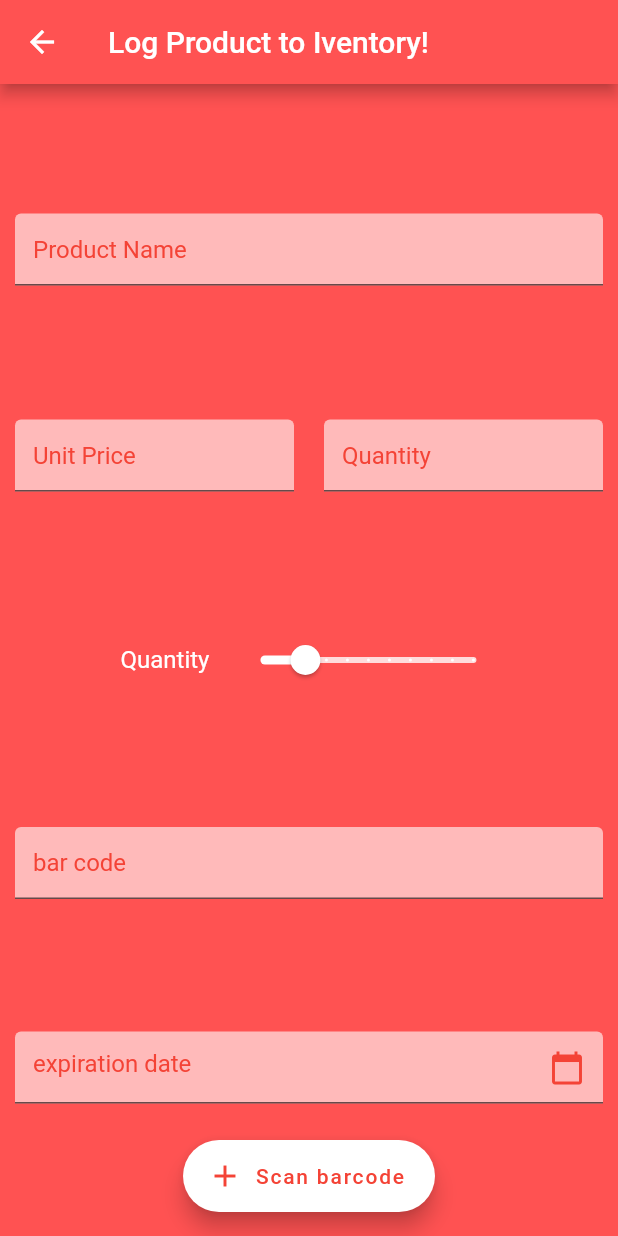
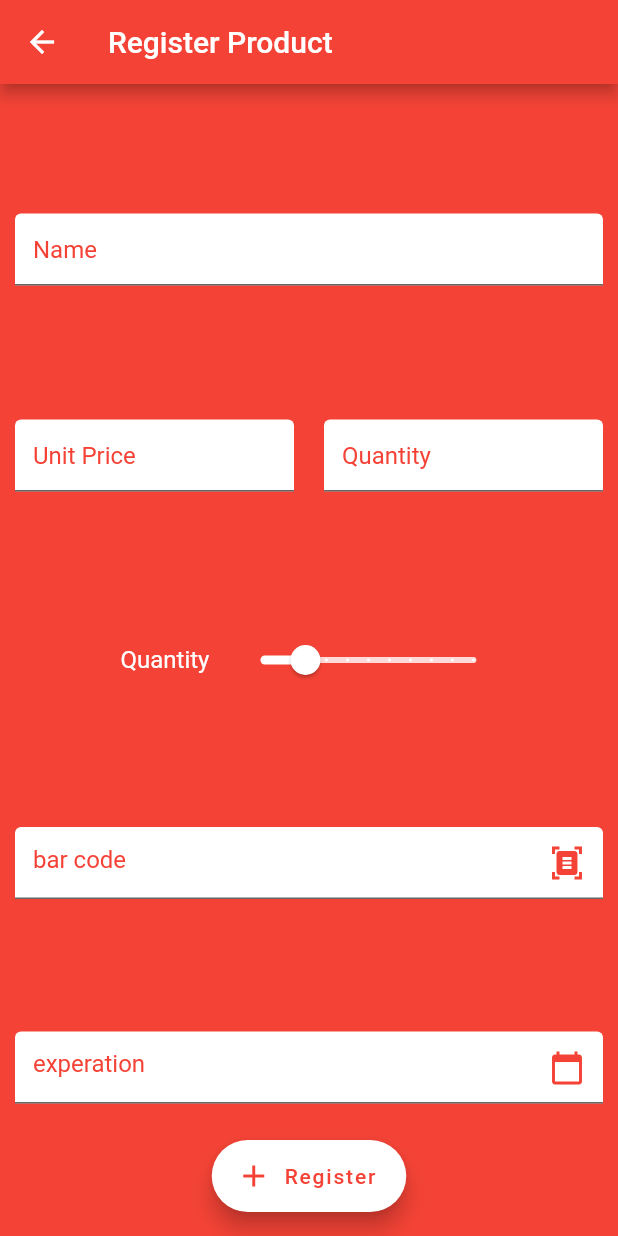
Before and after one commit to madd47emz/Cashier, a Flutter app: the screen it shows after launch, item 2 of the bottom bar chosen, after a tap on "Create Product", on a phone screen of 412 x 824 dp. Run offline on Flutter 3.47's test engine with Material 2 defaults, Android fonts, the light colour scheme and no system bars; our stand-ins replace cloud_firestore, google_nav_bar, syncfusion_flutter_charts; missing offline and left inert: simple_barcode_scanner; accounts and stored records are empty.

Commit message:
barcode imp and firebasesetup

```diff
--- a/lib/Views/Account.dart
+++ b/lib/Views/Account.dart
@@ -1,5 +1,5 @@
 import 'package:cashier/Views/utils/accountCard.dart';
-import 'package:cashier/Views/utils/bill.dart';
+import 'package:cashier/Views/utils/stockProduct.dart';
 import 'package:flutter/material.dart';
 import 'package:syncfusion_flutter_charts/charts.dart';
 import 'package:syncfusion_flutter_charts/sparkcharts.dart';
@@ -12,10 +12,15 @@ class Account extends StatefulWidget {
 }
 
 class _AccountState extends State<Account> {
-
   @override
   Widget build(BuildContext context) {
     return Scaffold(
+        appBar: AppBar(
+            backgroundColor: Colors.red,
+            title: Text(
+              "Store Account",
+              style: TextStyle(fontWeight: FontWeight.bold),
+            )),
         floatingActionButton: FloatingActionButton.extended(
           backgroundColor: Colors.red,
           label: const Text('Add Transaction'),
@@ -26,44 +31,9 @@ class _AccountState extends State<Account> {
             child: Column(
           crossAxisAlignment: CrossAxisAlignment.start,
           children: [
-            //app bar
-            Padding(
-              padding: const EdgeInsets.all(8),
-              child: Container(
-                height: 80,
-                width: double.infinity,
-                child: Row(
-                    mainAxisAlignment: MainAxisAlignment.spaceBetween,
-
-                    children: [
-                      Padding(
-                        padding: const EdgeInsets.only(left: 8,top: 8),
-                        child: Text(
-                          "Store Account",
-
-                          style: TextStyle(
-                              color: Colors.black,
-                              fontWeight: FontWeight.bold,
-                              fontSize: 40),
-                        ),
-                      ),
-
-                      Padding(
-                        padding: const EdgeInsets.only(right: 8),
-                        child: IconButton(
-                            onPressed: () {},
-                            icon: Icon(
-                              Icons.settings,
-                              color: Colors.black,
-                            )),
-                      ),
-                    ]),
-              ),
-
-            ),
             //states
             Padding(
-                padding: const EdgeInsets.only(bottom: 10),
+                padding: const EdgeInsets.all(8),
                 child: Container(
                   height: 150,
                   width: double.infinity,
@@ -86,18 +56,15 @@ class _AccountState extends State<Account> {
                 padding: const EdgeInsets.symmetric(horizontal: 8),
                 child: Container(
                   decoration: BoxDecoration(
-                    color: Colors.redAccent,
-                    borderRadius: BorderRadius.circular(8)
-                  ),
+                      color: Colors.redAccent,
+                      borderRadius: BorderRadius.circular(8)),
                   height: 250,
                   width: double.infinity,
-                  child:
-
-                        SfCartesianChart(),
+                  child: SfCartesianChart(),
                 )),
             //split
             Padding(
-              padding: const EdgeInsets.symmetric(horizontal: 30,vertical: 12),
+              padding: const EdgeInsets.symmetric(horizontal: 30, vertical: 12),
               child: Container(
                 height: 1,
                 color: Colors.black,
@@ -109,16 +76,18 @@ class _AccountState extends State<Account> {
               padding: const EdgeInsets.all(8),
               child: Text(
                 "Recently Validated Bills",
-                style: TextStyle(color: Colors.red,fontSize: 30,fontWeight: FontWeight.bold),
+                style: TextStyle(
+                    color: Colors.red,
+                    fontSize: 20,),
               ),
             ),
             //bills list
-            Bill(),
-            Bill(),
-            Bill(),
-            Bill(),
-            Bill(),
-            Bill(),
+            stockProduct(),
+            stockProduct(),
+            stockProduct(),
+            stockProduct(),
+            stockProduct(),
+            stockProduct(),
           ],
         )));
   }
--- a/lib/Views/Counter.dart
+++ b/lib/Views/Counter.dart
@@ -1,5 +1,6 @@
 import 'package:cashier/Views/utils/counterProduct.dart';
 import 'package:flutter/material.dart';
+import 'package:simple_barcode_scanner/simple_barcode_scanner.dart';
 
 class Counter extends StatefulWidget {
   const Counter({Key? key}) : super(key: key);
@@ -14,28 +15,12 @@ class _CounterState extends State<Counter> {
   @override
   Widget build(BuildContext context) {
     return Scaffold(
-        floatingActionButton: FloatingActionButton.extended(
-          label: const Text('Scan barcode'),
-          icon: Icon(Icons.add),
-          backgroundColor: Colors.redAccent,
-          onPressed: () {
-            setState(() {
-              list.add(CounterProduct());
-            });
-          },
-        ),
-        appBar: AppBar(
-          backgroundColor: Colors.red,
-          title: Text(
-            "Purchase",
-            style: TextStyle(fontWeight: FontWeight.bold),
-          ),
-          actions: [
-            TextButton(
-              onPressed: () {},
-              onLongPress: () async {
-                var response = await
-                showDialog<String>(
+        floatingActionButton: Row(
+          mainAxisAlignment: MainAxisAlignment.end,
+          children: [
+            FloatingActionButton.extended(
+              onPressed: () async {
+                var response = await showDialog<String>(
                     context: context,
                     builder: (BuildContext context) => AlertDialog(
                             title: const Text('Cash in'),
@@ -52,25 +37,57 @@ class _CounterState extends State<Counter> {
                                 onPressed: () => Navigator.pop(context, 'OK'),
                                 child: const Text(
                                   'OK',
-                                  style: TextStyle(color: Colors.red,fontWeight: FontWeight.bold),
+                                  style: TextStyle(
+                                      color: Colors.red,
+                                      fontWeight: FontWeight.bold),
                                 ),
                               )
                             ]));
-                if(response=="OK"){
+                if (response == "OK") {
                   setState(() {
-                    list = [];total = 0;
+                    list = [];
+                    total = 0;
                   });
-                ScaffoldMessenger.of(context).showSnackBar(
-                    SnackBar(content: Text("Added to account")));}
+                  ScaffoldMessenger.of(context).showSnackBar(
+                      SnackBar(content: Text("Added to account"),backgroundColor: Colors.red,));
+                }
               },
-              child: Text(
+              label: Text(
                 "${total} DZD",
                 style: TextStyle(
-                    color: Colors.greenAccent,
-                    fontWeight: FontWeight.bold,
-                    fontSize: 20),
+                  color: Colors.white,
+                ),
               ),
+              backgroundColor: Colors.green,
             ),
+            SizedBox(
+              width: 5,
+            ),
+            FloatingActionButton(
+              child: Icon(Icons.add),
+              backgroundColor: Colors.redAccent,
+              onPressed: () async {
+                var res = await Navigator.push(
+                    context,
+                    MaterialPageRoute(
+                      builder: (context) => const SimpleBarcodeScannerPage(),
+                    ));
+                setState(() {
+                  if (res is String) {
+                    setState(() {});
+                  }
+                });
+              },
+            ),
+          ],
+        ),
+        appBar: AppBar(
+          backgroundColor: Colors.red,
+          title: Text(
+            "Counter",
+            style: TextStyle(fontWeight: FontWeight.bold),
+          ),
+          actions: [
             PopupMenuButton(
                 onSelected: (value) {
                   switch (value) {
@@ -109,13 +126,11 @@ class _CounterState extends State<Counter> {
                     ]),
           ],
         ),
-        body: ListView.separated(
+        body: ListView.builder(
           scrollDirection: Axis.vertical,
           itemBuilder: (BuildContext context, int index) {
             return list[index];
           },
-          separatorBuilder: (BuildContext context, int index) =>
-              const Divider(),
           itemCount: list.length,
         ));
   }
--- a/lib/Views/Dash.dart
+++ b/lib/Views/Dash.dart
@@ -26,30 +26,25 @@ class _DashState extends State<Dash> {
         ],
       ),
       backgroundColor: Colors.redAccent,
-      bottomNavigationBar: Container(
-        height: 80,
-        color: Colors.red,
-        child: Padding(
+      bottomNavigationBar: Padding(
         padding: const EdgeInsets.all(5.0),
         child: GNav(
+          iconSize: 20,
           selectedIndex: _current,
           onTabChange: (index)=> setState(() {
             _current = index;
           }),
 
-             gap: 10,
             backgroundColor: Colors.red,
             color: Colors.white,
             activeColor: Colors.white,
             tabBackgroundColor: Colors.red.shade300,
-              duration: Duration(milliseconds: 300),
             tabs: [
-                GButton(icon: Icons.add_card,text: "Counter",),
+              GButton(icon: Icons.add_shopping_cart,text: "Counter",),
               GButton(icon: Icons.account_balance,text: "Stock",),
               GButton(icon: Icons.account_balance_wallet_outlined,text: "Account",),
             ]),
       ),
-      ),
     );
   }
 }
--- a/lib/Views/Inventory.dart
+++ b/lib/Views/Inventory.dart
@@ -1,5 +1,5 @@
 import 'package:cashier/Views/Register_Prod.dart';
-import 'package:cashier/Views/utils/bill.dart';
+import 'package:cashier/Views/utils/stockProduct.dart';
 import 'package:cashier/Views/search.dart';
 import 'package:flutter/material.dart';
 
@@ -11,8 +11,8 @@ class Inventory extends StatefulWidget {
 }
 
 class _InventoryState extends State<Inventory> {
-  List<Bill> list= [
-    Bill()
+  List<stockProduct> list= [
+    stockProduct()
   ];
   @override
   Widget build(BuildContext context) {
--- a/lib/Views/Register_Prod.dart
+++ b/lib/Views/Register_Prod.dart
@@ -1,5 +1,6 @@
 import 'package:flutter/material.dart';
 import 'package:intl/intl.dart';
+import 'package:simple_barcode_scanner/simple_barcode_scanner.dart';
 
 class RegisterProd extends StatefulWidget {
   const RegisterProd({Key? key}) : super(key: key);
@@ -11,14 +12,16 @@ class RegisterProd extends StatefulWidget {
 class _RegisterProdState extends State<RegisterProd> {
   final TextEditingController _controller = TextEditingController();
   final TextEditingController dateInput = TextEditingController();
+  final TextEditingController barcodeInput = TextEditingController();
   int _qte = 30;
   final _padding = const EdgeInsets.symmetric(horizontal: 10);
-  final _filledColor = Colors.white.withOpacity(0.6);
+  final _filledColor = Colors.white;
   final _h = 50.0;
   final _formKey = GlobalKey<FormState>();
   @override
   void initState() {
-    dateInput.text = "expiration date"; //set the initial value of text field
+    dateInput.text = "";
+    barcodeInput.text = "";
     super.initState();
   }
 
@@ -26,17 +29,15 @@ class _RegisterProdState extends State<RegisterProd> {
   Widget build(BuildContext context) {
     return Scaffold(
         appBar: AppBar(
-          backgroundColor: Colors.redAccent,
-          title: Text("Log Product to Iventory!",
-              style: Theme.of(context)
-                  .textTheme
-                  .headline6
-                  ?.copyWith(color: Colors.white)),
+          backgroundColor: Colors.red,
+          title: Text(
+            "Register Product",
+          ),
         ),
         floatingActionButtonLocation: FloatingActionButtonLocation.centerFloat,
         floatingActionButton: FloatingActionButton.extended(
             label: const Text(
-            'Scan barcode',
+              'Register',
               style: TextStyle(color: Colors.red),
             ),
             icon: const Icon(
@@ -44,8 +45,7 @@ class _RegisterProdState extends State<RegisterProd> {
               color: Colors.red,
             ),
             backgroundColor: Colors.white,
-          onPressed: () {
-            () async {
+            onPressed: () async {
               var response = await showDialog<String>(
                   context: context,
                   builder: (BuildContext context) => AlertDialog(
@@ -70,12 +70,11 @@ class _RegisterProdState extends State<RegisterProd> {
               if (response == "OK") {
                 ScaffoldMessenger.of(context).showSnackBar(
                     SnackBar(content: Text("Added to Inventory")));
+                Navigator.pop(context);
               }
-            };
-          },
-        ),
+            }),
         body: Container(
-          color: Colors.redAccent,
+          color: Colors.red,
           width: MediaQuery.of(context).size.width,
           height: MediaQuery.of(context).size.height,
           child: Form(
@@ -86,7 +85,6 @@ class _RegisterProdState extends State<RegisterProd> {
               crossAxisAlignment: CrossAxisAlignment.stretch,
               children: [
                 //heading
-
 
                 //name
                 Padding(
@@ -103,12 +101,13 @@ class _RegisterProdState extends State<RegisterProd> {
                         hintStyle: TextStyle(color: Colors.red),
                         filled: true,
                         enabled: true,
+                        hintText: "Name",
                         fillColor: _filledColor,
-                        hintText: 'Product Name',
                       ),
                     ),
                   ),
                 ),
+                //quantity + unit price
                 Container(
                   height: _h,
                   child: Row(
@@ -158,8 +157,7 @@ class _RegisterProdState extends State<RegisterProd> {
                     ],
                   ),
                 ),
-                // //quantity
-
+                //quantity slider
                 Container(
                   height: _h,
                   child: Row(
@@ -175,16 +173,16 @@ class _RegisterProdState extends State<RegisterProd> {
                       ),
                       Slider(
                           value: _qte.toDouble(),
-                          min: 1.0,
+                          min: 1,
                           max: 150,
                           divisions: 10,
                           activeColor: Colors.white,
                           inactiveColor: Colors.white.withOpacity(0.8),
-                          label: '${_qte}',
+                          label: '${_qte.toInt()}',
                           onChanged: (double newValue) {
                             setState(() {
                               _qte = newValue.toInt();
-                              _controller.text = newValue.toString();
+                              _controller.text = _qte.toString();
                             });
                           },
                           semanticFormatterCallback: (double newValue) {
@@ -193,26 +191,45 @@ class _RegisterProdState extends State<RegisterProd> {
                     ],
                   ),
                 ),
-
-                //Experation date
+                //barcode scanner
                 Padding(
                   padding: _padding,
                   child: Container(
                     height: _h,
                     child: TextFormField(
-                      initialValue: "bar code",
+                      controller: barcodeInput,
                       readOnly: true,
                       textAlign: TextAlign.start,
                       style: TextStyle(color: Colors.red),
                       cursorColor: Colors.red,
                       decoration: InputDecoration(
+                        suffixIcon: Icon(
+                          Icons.document_scanner,
+                          color: Colors.red,
+                        ),
                         hintStyle: TextStyle(color: Colors.red),
+                        hintText: "bar code",
                         filled: true,
-                        fillColor: _filledColor.withOpacity(0.6),
+                        fillColor: _filledColor,
+                      ),
+                      onTap: () async {
+                        var res = await Navigator.push(
+                            context,
+                            MaterialPageRoute(
+                              builder: (context) =>
+                                  const SimpleBarcodeScannerPage(),
+                            ));
+                        setState(() {
+                          if (res is String) {
+                            barcodeInput.text = res;
+                            setState(() {});
+                          }
+                        });
+                      },
                     ),
                   ),
                 ),
-                ),
+                //expitation date
                 Padding(
                   padding: _padding,
                   child: Container(
@@ -229,8 +246,9 @@ class _RegisterProdState extends State<RegisterProd> {
                           color: Colors.red,
                         ),
                         hintStyle: TextStyle(color: Colors.red),
+                        hintText: "experation",
                         filled: true,
-                        fillColor: _filledColor.withOpacity(0.6),
+                        fillColor: _filledColor,
                       ),
                       onTap: () async {
                         DateTime? pickedDate = await showDatePicker(
--- a/lib/Views/splash.dart
+++ /dev/null
@@ -1,63 +0,0 @@
-import 'package:cashier/Views/Dash.dart';
-import 'package:flutter/material.dart';
-import 'dart:async';
-
-
-class SplashScreen extends StatefulWidget {
-  const SplashScreen({Key? key}) : super(key: key);
-
-  @override
-// ignore: library_private_types_in_public_api
-  _SplashScreenState createState() => _SplashScreenState();
-}
-
-class _SplashScreenState extends State<SplashScreen> {
-  @override
-  void initState() {
-    super.initState();
-// ignore: avoid_print
-    Timer(
-        const Duration(seconds: 3),
-        () => Navigator.push(
-              context,
-              MaterialPageRoute(builder: (context) => Dash()),
-            ));
-  }
-
-  @override
-  Widget build(BuildContext context) {
-    return Scaffold(
-        body: Container(
-      decoration: const BoxDecoration(
-        color: Colors.red,
-      ),
-      child: Column(
-          mainAxisAlignment: MainAxisAlignment.center,
-          crossAxisAlignment: CrossAxisAlignment.center,
-          children: [
-            Container(
-              height: 100,
-              width: 100,
-              child: Icon(
-                size: 90,
-                Icons.countertops,
-                color: Colors.red,
-
-              ),
-              decoration: BoxDecoration(
-                shape: BoxShape.circle,
-                color: Colors.white,
-
-              ),
-            ),
-            SizedBox(
-              height: MediaQuery.of(context).size.height * 0.1,
-              width: double.infinity,
-            ),
-            const CircularProgressIndicator(
-              color: Colors.white,
-            ),
-          ]),
-    ));
-  }
-}
--- a/lib/Views/utils/accountCard.dart
+++ b/lib/Views/utils/accountCard.dart
@@ -11,7 +11,7 @@ class AccountCard extends StatelessWidget {
   Widget build(BuildContext context) {
     return Expanded(
       child: Padding(
-        padding: const EdgeInsets.all(8.0),
+        padding: const EdgeInsets.all(1),
         child: Card(
           shape: RoundedRectangleBorder(
             borderRadius: BorderRadius.circular(8),
@@ -22,11 +22,11 @@ class AccountCard extends StatelessWidget {
           child: Padding(
             padding: const EdgeInsets.all(2),
             child: Column(
-              crossAxisAlignment: CrossAxisAlignment.start,
+              crossAxisAlignment: CrossAxisAlignment.center,
               mainAxisAlignment: MainAxisAlignment.center,
               children: [
                 Center(child: Text(title,style: TextStyle(fontWeight: FontWeight.bold,fontSize: mainFontsize,color: Colors.red),)),
-                Center(child: Text(sub,style: TextStyle(color: Colors.red.withOpacity(0.7),fontSize: mainFontsize,),)),
+                Center(child: Text(sub,style: TextStyle(color: Colors.red.withOpacity(0.7),fontSize: mainFontsize*0.75,),)),
               ],
             ),
           ),
--- a/lib/Views/utils/bill.dart
+++ /dev/null
@@ -1,56 +0,0 @@
-import 'package:flutter/material.dart';
-
-class Bill extends StatefulWidget {
-  const Bill({Key? key}) : super(key: key);
-
-  @override
-  State<Bill> createState() => _BillState();
-}
-
-class _BillState extends State<Bill> {
-  int _units = 100;
-  double _amount = 200.toDouble();
-  String _id = "968509686904586";
-  DateTime _validation= DateTime(2021,5,8,12,20);
-  @override
-  Widget build(BuildContext context) {
-    return Padding(
-      padding: const EdgeInsets.symmetric(horizontal: 15,vertical: 8),
-      child: Card(
-
-        shape: RoundedRectangleBorder(
-          borderRadius: BorderRadius.circular(15),
-
-        ),
-        elevation: 16,
-        shadowColor: Colors.black,
-        child: ExpansionTile(
-
-
-
-          leading: Container(
-            height: 50,
-            width: 50,
-            decoration: const BoxDecoration(
-              color: Colors.red,
-              shape: BoxShape.circle,
-            ),
-            child: Center(child: Text("${_units}",style: TextStyle(color: Colors.white),)),),
-          title: Text(_id,style: TextStyle(color: Colors.black,fontWeight: FontWeight.bold)),
-          trailing: Text("${_amount} DZD",style: TextStyle(color: Colors.green)),
-          backgroundColor: Colors.redAccent.withOpacity(0.5),
-
-
-          children: [
-            Text("entry date:${_validation}",style: TextStyle(color: Colors.black)),
-            Text("name:",style: TextStyle(color: Colors.black)),
-            Text("category:",style: TextStyle(color: Colors.black)),
-            Text("expiration:",style: TextStyle(color: Colors.black)),
-
-
-          ],
-        ),
-      ),
-    );
-  }
-}
--- a/lib/Views/utils/counterProduct.dart
+++ b/lib/Views/utils/counterProduct.dart
@@ -51,7 +51,7 @@ class _CounterProductState extends State<CounterProduct> {
                 ),
               ),
             ),
-            Text(_name,style: TextStyle(color: Colors.black,fontSize:20,fontWeight: FontWeight.bold)),
+            Text(_name,style: TextStyle(color: Colors.black,fontSize: 20)),
             Padding(
               padding: const EdgeInsets.all(20.0),
               child: Text("${_price} DZD",style: TextStyle(color: Colors.green,fontWeight: FontWeight.bold)),
--- /dev/null
+++ b/lib/Views/utils/stockProduct.dart
@@ -0,0 +1,56 @@
+import 'package:flutter/material.dart';
+
+class stockProduct extends StatefulWidget {
+  const stockProduct({Key? key}) : super(key: key);
+
+  @override
+  State<stockProduct> createState() => _stockProductState();
+}
+
+class _stockProductState extends State<stockProduct> {
+  int _units = 100;
+  double _amount = 200.toDouble();
+  String _id = "968509686904586";
+  DateTime _validation= DateTime(2021,5,8,12,20);
+  @override
+  Widget build(BuildContext context) {
+    return Padding(
+      padding: const EdgeInsets.symmetric(horizontal: 15,vertical: 8),
+      child: Card(
+
+        shape: RoundedRectangleBorder(
+          borderRadius: BorderRadius.circular(15),
+
+        ),
+        elevation: 16,
+        shadowColor: Colors.black,
+        child: ExpansionTile(
+
+
+
+          leading: Container(
+            height: 50,
+            width: 50,
+            decoration: const BoxDecoration(
+              color: Colors.red,
+              shape: BoxShape.circle,
+            ),
+            child: Center(child: Text("${_units}",style: TextStyle(color: Colors.white),)),),
+          title: Text(_id,style: TextStyle(color: Colors.black,fontWeight: FontWeight.bold)),
+          trailing: Text("${_amount} DZD",style: TextStyle(color: Colors.green)),
+          backgroundColor: Colors.redAccent.withOpacity(0.5),
+
+
+          children: [
+            Text("entry date:${_validation}",style: TextStyle(color: Colors.black)),
+            Text("name:",style: TextStyle(color: Colors.black)),
+            Text("category:",style: TextStyle(color: Colors.black)),
+            Text("expiration:",style: TextStyle(color: Colors.black)),
+
+
+          ],
+        ),
+      ),
+    );
+  }
+}
--- /dev/null
+++ b/lib/firebase/ProductModel.dart
@@ -0,0 +1,46 @@
+import 'package:cloud_firestore/cloud_firestore.dart';
+
+class Product {
+  String id;
+  String name;
+  double price;
+  String description;
+  int quantity;
+  DateTime expiration;
+  DateTime created;
+
+  Product({
+    required this.id,
+    required this.name,
+    required this.price,
+    required this.description,
+    required this.quantity,
+    required this.expiration,
+    required this.created,
+  });
+
+  factory Product.fromSnapshot(DocumentSnapshot<Map<String, dynamic>> snapshot) {
+    final json = snapshot.data()!;
+    return Product(
+      id: json['id'],
+      name: json['name'],
+      price: json['price'],
+      description: json['description'],
+      quantity: json['quantity'],
+      expiration: DateTime.parse(json['expiration']),
+      created: DateTime.parse(json['created']),
+    );
+  }
+
+  Map<String, dynamic> toJson() {
+    return {
+      'id': id,
+      'name': name,
+      'price': price,
+      'description': description,
+      'quantity': quantity,
+      'expiration': Timestamp.fromDate(expiration),
+      'created': Timestamp.fromDate(created),
+    };
+  }
+}
--- a/lib/main.dart
+++ b/lib/main.dart
@@ -1,6 +1,4 @@
-import 'package:cashier/Views/Account.dart';
-import 'package:cashier/Views/Register_Prod.dart';
-import 'package:cashier/Views/splash.dart';
+
 import 'package:flutter/material.dart';
 
 import 'Views/Dash.dart';
@@ -18,7 +16,7 @@ class MyApp extends StatelessWidget {
     return MaterialApp(
       debugShowCheckedModeBanner: false,
       title: 'Cashier',
-      home: SplashScreen(),
+      home: Dash(),
     );
   }
 }
--- a/pubspec.yaml
+++ b/pubspec.yaml
@@ -39,6 +39,9 @@ dependencies:
   flutter_datetime_picker: ^1.5.1
   intl: ^0.18.0
   syncfusion_flutter_charts: ^20.4.52
+  simple_barcode_scanner: ^0.0.8
+  firebase_core: ^2.14.0
+  cloud_firestore: ^4.8.1
 
 dev_dependencies:
   flutter_test:
```
Also changed, not shown: lib/firebase/BillModel.dart (added, +43 -0 lines), lib/firebase/BillRepo.dart (added, +17 -0 lines), lib/firebase/ProductRepo.dart (added, +33 -0 lines), lib/firebase/StatModel.dart (added, +26 -0 lines), lib/firebase/StatRepo.dart (added, +25 -0 lines), pubspec.lock, 6 other files. Lines whose indentation alone changed are shown as unchanged.
